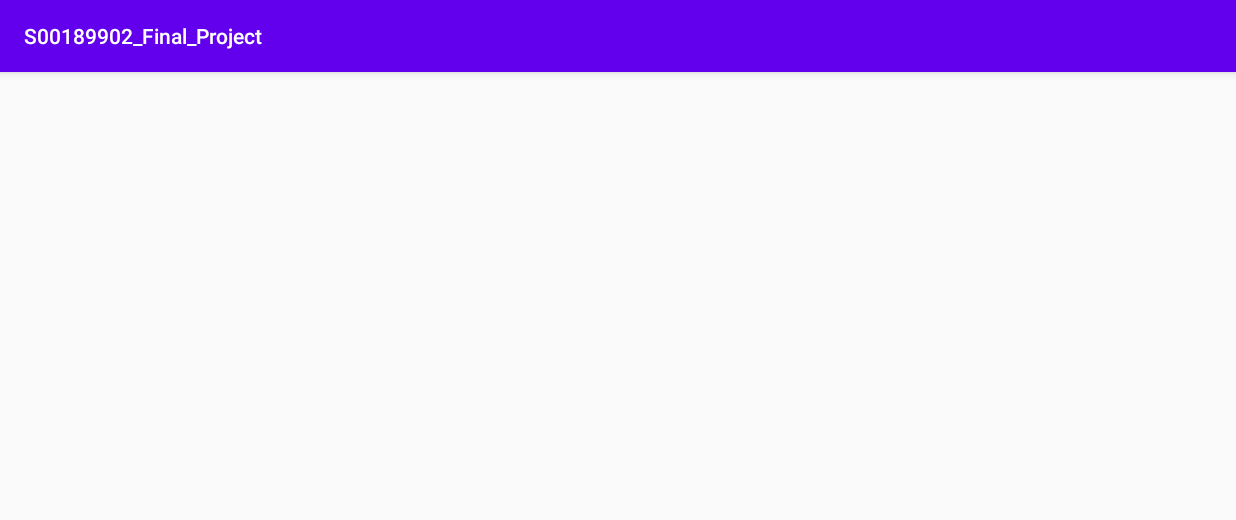
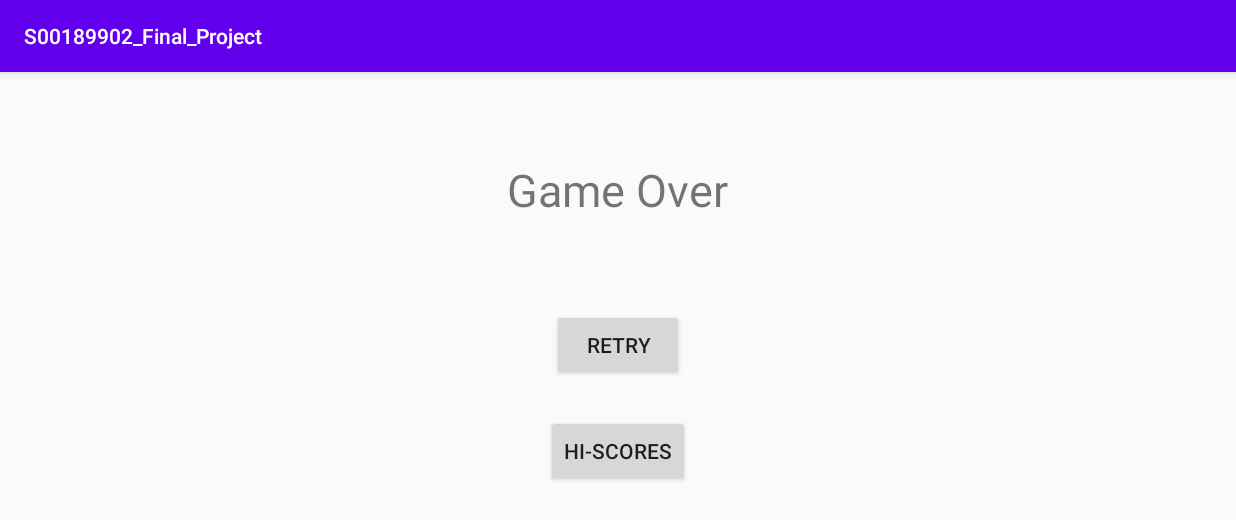
Before and after one commit to S00189902/MAD_Final_Project-_S00189902, an Android app: the GameOverActivity screen opened directly, with no data from a screen before it, on a phone screen of 824 x 412 dp (held sideways). Shown: the top 520 px of the screen. Run offline under Robolectric (Android 15) with nearby library versions, the phone set to English and light mode, and no system bars.

```diff
--- a/app/src/main/java/edu/jmcgrath/s00189902_final_project/PlayActivity.java
+++ b/app/src/main/java/edu/jmcgrath/s00189902_final_project/PlayActivity.java
@@ -142,7 +142,8 @@ public class PlayActivity extends AppCompatActivity implements SensorEventListen
             }
             else
             {
-
+                Intent gameOver = new Intent(view.getContext(),GameOverActivity.class);
+                startActivity(gameOver);
             }
         }
         else if(n+1 >=sequenceCount)
--- a/app/src/main/res/layout/activity_game_over.xml
+++ b/app/src/main/res/layout/activity_game_over.xml
@@ -6,4 +6,40 @@
     android:layout_height="match_parent"
     tools:context=".GameOverActivity">
 
+    <TextView
+        android:id="@+id/textView"
+        android:layout_width="166dp"
+        android:layout_height="52dp"
+        android:text="Game Over"
+        android:textAlignment="center"
+        android:textSize="30sp"
+        app:layout_constraintBottom_toBottomOf="parent"
+        app:layout_constraintEnd_toEndOf="parent"
+        app:layout_constraintHorizontal_bias="0.499"
+        app:layout_constraintStart_toStartOf="parent"
+        app:layout_constraintTop_toTopOf="parent"
+        app:layout_constraintVertical_bias="0.186" />
+
+    <Button
+        android:id="@+id/btnRetry"
+        android:layout_width="wrap_content"
+        android:layout_height="wrap_content"
+        android:onClick="doRetry"
+        android:text="Retry"
+        app:layout_constraintBottom_toBottomOf="parent"
+        app:layout_constraintEnd_toEndOf="parent"
+        app:layout_constraintStart_toStartOf="parent"
+        app:layout_constraintTop_toTopOf="parent" />
+
+    <Button
+        android:id="@+id/btnHighScore"
+        android:layout_width="wrap_content"
+        android:layout_height="wrap_content"
+        android:onClick="doScores"
+        android:text="Hi-Scores"
+        app:layout_constraintBottom_toBottomOf="parent"
+        app:layout_constraintEnd_toEndOf="parent"
+        app:layout_constraintStart_toStartOf="parent"
+        app:layout_constraintTop_toTopOf="parent"
+        app:layout_constraintVertical_bias="0.724" />
 </androidx.constraintlayout.widget.ConstraintLayout>
```
Also changed, not shown: app/src/main/java/edu/jmcgrath/s00189902_final_project/DatabaseHandler.java (added, +165 -0 lines), app/src/main/java/edu/jmcgrath/s00189902_final_project/GameOverActivity.java (+14 -0 lines), app/src/main/java/edu/jmcgrath/s00189902_final_project/HiScore.java (added, +37 -0 lines).
